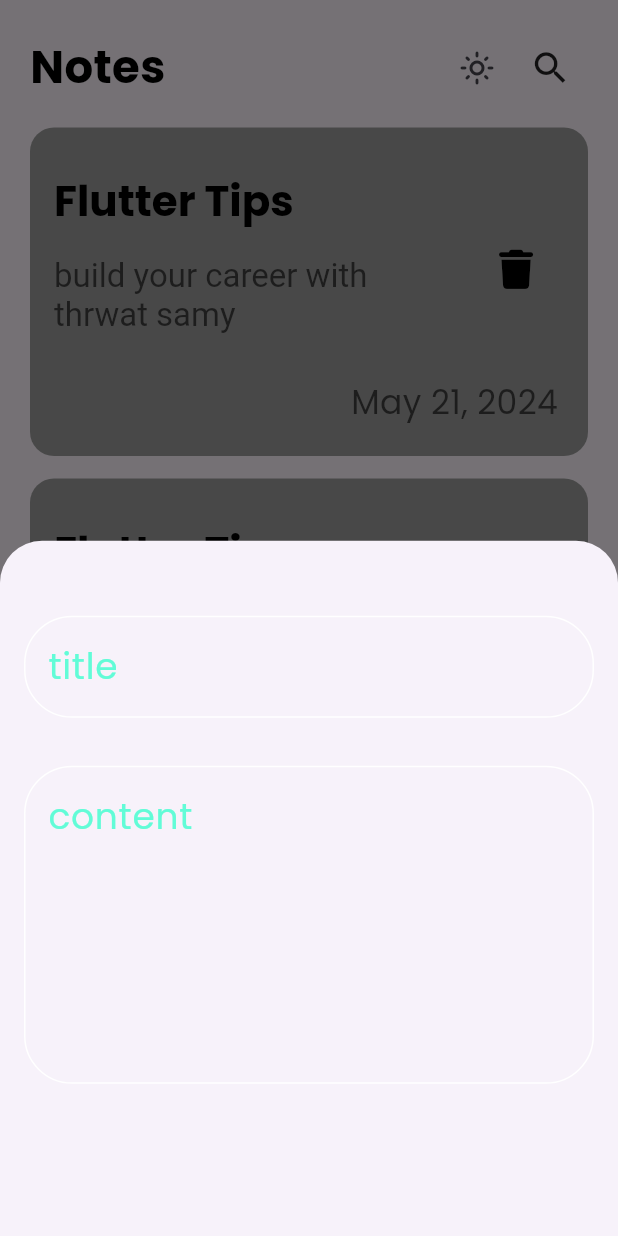
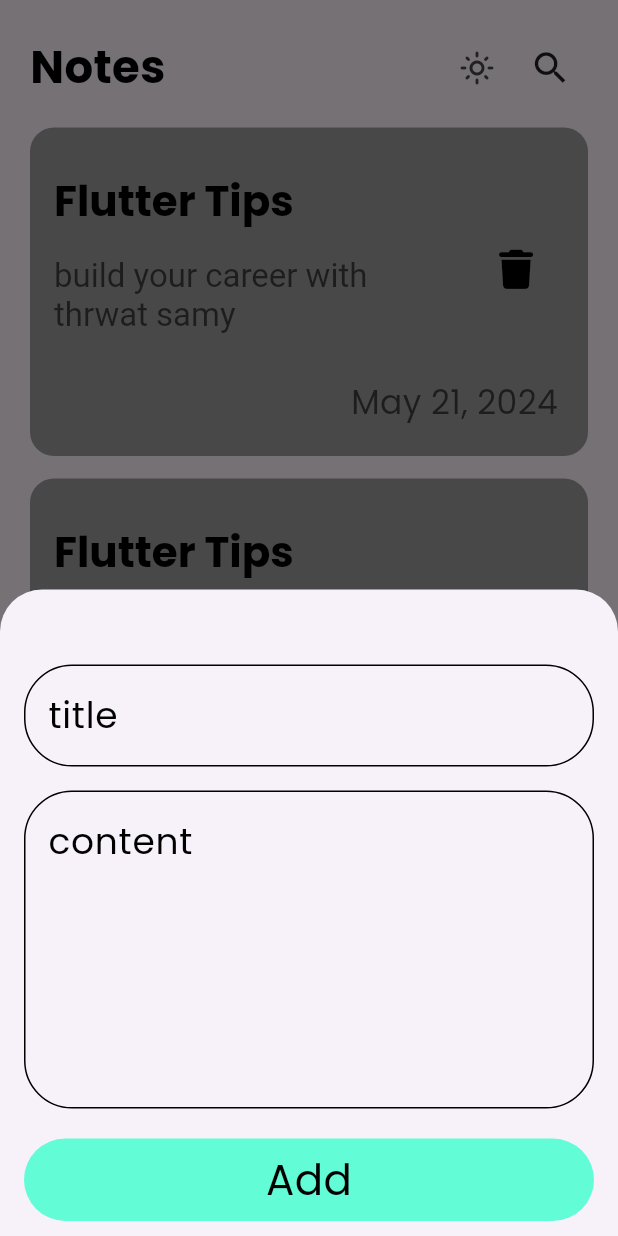
Before and after one commit to ElHbrouk/Notes-App, a Flutter app: the screen it shows after launch, after a tap on the "add" icon, on a phone screen of 412 x 824 dp. Run offline on Flutter 3.47's test engine with Material 3 defaults, Android fonts, the phone set to English and light mode, and no system bars; our stand-ins replace flutter_bloc, font_awesome_flutter.

Commit message:
finish bottom sheet

```diff
--- a/lib/views/home_view.dart
+++ b/lib/views/home_view.dart
@@ -17,7 +17,7 @@
               // isScrollControlled: true,
               context: context,
               builder: (context) {
-                return const AddNoteButtomSheet();
+                return  AddNoteButtomSheet(themeData: themeData,);
               });
         },
         child: const Icon(
--- a/lib/widgets/add_note_bottom_sheet.dart
+++ b/lib/widgets/add_note_bottom_sheet.dart
@@ -1,11 +1,13 @@
 import 'package:flutter/material.dart';
+import 'package:notes_app/widgets/custom_button.dart';
 import 'package:notes_app/widgets/custom_text_field.dart';
 
 class AddNoteButtomSheet extends StatelessWidget {
   const AddNoteButtomSheet({
     super.key,
+    required this.themeData,
   });
-
+  final Brightness themeData;
   @override
   Widget build(BuildContext context) {
     return Container(
@@ -14,19 +16,30 @@
         end: 16,
         start: 16,
       ),
-      child: const Column(
+      child: SingleChildScrollView(
+        child: Column(
           children: [
             CustomTextField(
               hintText: 'title',
+              themeData: themeData,
             ),
             SizedBox(
-            height: 32,
+              height: 16,
             ),
             CustomTextField(
               maxLines: 5,
               hintText: 'content',
+              themeData: themeData,
+            ),
+            SizedBox(
+              height: 20,
+            ),
+            CustomButton(),
+            SizedBox(
+              height: 10,
             ),
           ],
+        ),
       ),
     );
   }
--- /dev/null
+++ b/lib/widgets/custom_button.dart
@@ -0,0 +1,29 @@
+import 'package:flutter/material.dart';
+import 'package:notes_app/constants.dart';
+
+class CustomButton extends StatelessWidget {
+  const CustomButton({super.key});
+
+  @override
+  Widget build(BuildContext context) {
+    return Container(
+      width: MediaQuery.of(context).size.width,
+      height: 55,
+      decoration: BoxDecoration(
+        color: kPrimaryColor,
+        borderRadius: BorderRadius.circular(
+          32.0,
+        ),
+      ),
+      child: const Center(
+        child: Text(
+          'Add',
+          style: TextStyle(
+            fontSize: 28,
+            fontWeight: FontWeight.w500,
+          ),
+        ),
+      ),
+    );
+  }
+}
--- a/lib/widgets/custom_text_field.dart
+++ b/lib/widgets/custom_text_field.dart
@@ -2,34 +2,37 @@
 import 'package:notes_app/constants.dart';
 
 class CustomTextField extends StatelessWidget {
-  const CustomTextField(
-      {super.key, this.maxLines = 1, required this.hintText});
+  const CustomTextField({
+    super.key,
+    this.maxLines = 1,
+    required this.hintText, required this.themeData,
+  });
   final int maxLines;
   final String hintText;
+  final Brightness themeData;
   @override
   Widget build(BuildContext context) {
     return TextField(
+
       maxLines: maxLines,
-      cursorColor: kPrimaryColor,
+      cursorColor: themeData == Brightness.light? Colors.black:kPrimaryColor,
       decoration: InputDecoration(
-        hintStyle: const TextStyle(
-          color: kPrimaryColor,
+
+        hintStyle:  TextStyle(
+          color: themeData == Brightness.light? Colors.black:kPrimaryColor,
         ),
         hintText: hintText,
-
-
         border: buildBorder(),
         enabledBorder: buildBorder(),
-        focusedBorder: buildBorder(kPrimaryColor),
+        focusedBorder: buildBorder(),
       ),
     );
   }
 
-  OutlineInputBorder buildBorder([color]) {
+  OutlineInputBorder buildBorder() {
     return OutlineInputBorder(
-
-      borderSide:  BorderSide(
-        color: color ??Colors.white,
+      borderSide: BorderSide(
+        color: themeData == Brightness.light? Colors.black:kPrimaryColor,
       ),
       borderRadius: BorderRadius.circular(
         32,
```
Lines whose indentation alone changed are shown as unchanged.
